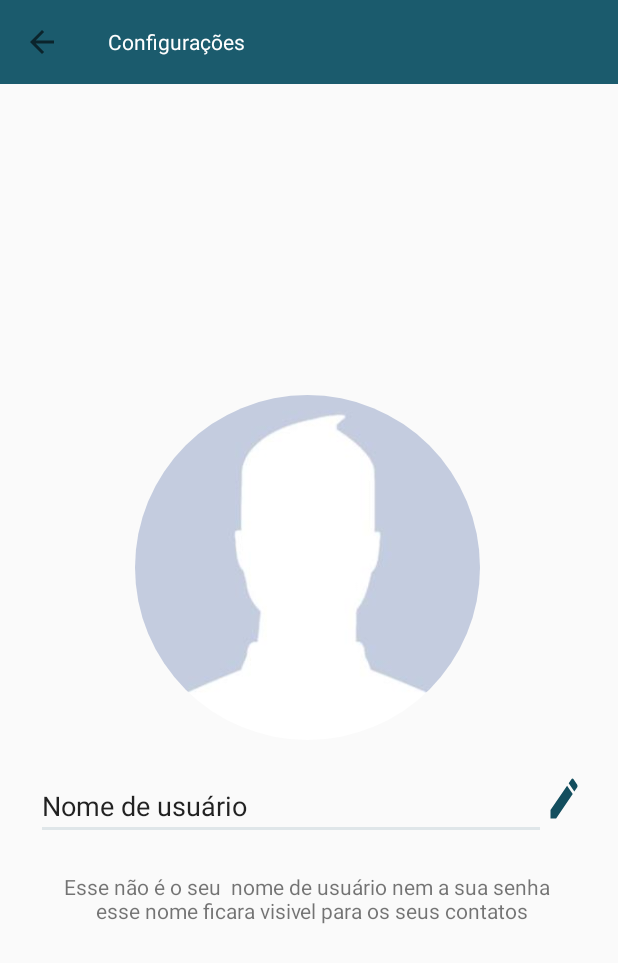
After one commit to Git-RenatoAlcantara/Android, an Android app: the Configuracoe_Activity screen opened directly, with no data from a screen before it, on a phone screen of 412 x 824 dp. The commit adds this screen. Shown: the top 963 px of the screen. Run offline under Robolectric (Android 15) with nearby library versions, the phone set to English and light mode, and no system bars; our stand-ins replace CircleImageView.

Commit message:
Upload da imagem de perfil

```diff
--- a/WhatsAppclolne/app/build.gradle
+++ b/WhatsAppclolne/app/build.gradle
@@ -31,6 +31,9 @@ dependencies {
     androidTestImplementation 'com.android.support.test.espresso:espresso-core:3.0.2'
     implementation 'com.android.support:design:27.1.1'
 
+    //Dependencia arredondar imagem
+    implementation 'de.hdodenhof:circleimageview:2.2.0'
+
     //Dependenciar para o firebase
     implementation 'com.google.firebase:firebase-core:16.0.1'
     implementation 'com.google.firebase:firebase-database:16.0.1'
--- /dev/null
+++ b/WhatsAppclolne/app/src/main/java/com/example/renato/whatsappclolne/helper/Permissao.java
@@ -0,0 +1,46 @@
+package com.example.renato.whatsappclolne.helper;
+
+import android.app.Activity;
+import android.content.pm.PackageManager;
+import android.os.Build;
+import android.support.v4.app.ActivityCompat;
+import android.support.v4.content.ContextCompat;
+
+import java.util.ArrayList;
+import java.util.List;
+
+public class Permissao {
+
+    public static boolean validarPermissoes(String[] permissoes, Activity activity, int requestCode){
+
+        if (Build.VERSION.SDK_INT   >= 23){
+            List<String> listaPermissoes = new ArrayList<>();
+
+
+            /*Percorrer permissoes passadas
+               verificando uma a uma
+                * se ja tem a permissao liberada*/
+            for (String permissao: permissoes){
+               Boolean temPermissao = ContextCompat.checkSelfPermission(activity, permissao) == PackageManager.PERMISSION_GRANTED;
+                if (!temPermissao) listaPermissoes.add(permissao);
+            }
+
+
+
+            /*Caso a lista esteja vazia nao e necessario solicitar permissao */
+            if (listaPermissoes.isEmpty()) return true;
+
+
+            //Convertendo lista de permissoes em array de string
+            String[] novasPermissoes = new String[listaPermissoes.size()];
+            listaPermissoes.toArray(novasPermissoes);
+
+
+            //Solicitar permissao
+            ActivityCompat.requestPermissions(activity, novasPermissoes, 1);
+
+        }
+
+        return true;
+    }
+}
--- /dev/null
+++ b/WhatsAppclolne/app/src/main/res/drawable/ic_edit_black_24dp.xml
@@ -0,0 +1,6 @@
+<vector
+    android:height="24dp" android:tint="@color/colorPrimaryDark"
+    android:viewportHeight="24.0" android:viewportWidth="24.0"
+    android:width="24dp" xmlns:android="http://schemas.android.com/apk/res/android">
+    <path android:fillColor="#FF000000" android:pathData="M3,17.25V21h3.75L17.81,9.94l-3.75,-3.75L3,17.25zM20.71,7.04c0.39,-0.39 0.39,-1.02 0,-1.41l-2.34,-2.34c-0.39,-0.39 -1.02,-0.39 -1.41,0l-1.83,1.83 3.75,3.75 1.83,-1.83z"/>
+</vector>
--- /dev/null
+++ b/WhatsAppclolne/app/src/main/res/drawable/ic_menu_branco_24dp.xml
@@ -0,0 +1,5 @@
+<vector android:height="24dp" android:tint="#FFFFFF"
+    android:viewportHeight="24.0" android:viewportWidth="24.0"
+    android:width="24dp" xmlns:android="http://schemas.android.com/apk/res/android">
+    <path android:fillColor="#FF000000" android:pathData="M12,8c1.1,0 2,-0.9 2,-2s-0.9,-2 -2,-2 -2,0.9 -2,2 0.9,2 2,2zM12,10c-1.1,0 -2,0.9 -2,2s0.9,2 2,2 2,-0.9 2,-2 -0.9,-2 -2,-2zM12,16c-1.1,0 -2,0.9 -2,2s0.9,2 2,2 2,-0.9 2,-2 -0.9,-2 -2,-2z"/>
+</vector>
--- /dev/null
+++ b/WhatsAppclolne/app/src/main/res/layout/activity_configuracoe_.xml
@@ -0,0 +1,79 @@
+<?xml version="1.0" encoding="utf-8"?>
+<android.support.constraint.ConstraintLayout xmlns:android="http://schemas.android.com/apk/res/android"
+    xmlns:app="http://schemas.android.com/apk/res-auto"
+    xmlns:tools="http://schemas.android.com/tools"
+    android:layout_width="match_parent"
+    android:layout_height="match_parent"
+    tools:context=".activity.Configuracoe_Activity"
+    tools:layout_editor_absoluteY="25dp">
+
+    <include
+        android:id="@+id/include"
+        layout="@layout/toolbar" />
+
+    <de.hdodenhof.circleimageview.CircleImageView xmlns:app="http://schemas.android.com/apk/res-auto"
+        android:id="@+id/profile_image"
+        android:layout_width="230dp"
+        android:layout_height="230dp"
+        android:layout_marginStart="5dp"
+        android:layout_marginEnd="8dp"
+        android:layout_marginBottom="16dp"
+        android:onClick="mudarImagePerfil"
+        android:src="@drawable/padrao"
+        app:layout_constraintBottom_toTopOf="@+id/linearLayout"
+        app:layout_constraintEnd_toEndOf="parent"
+        app:layout_constraintStart_toStartOf="parent"
+        app:layout_constraintTop_toBottomOf="@+id/include"
+        app:layout_constraintVertical_chainStyle="packed" />
+
+    <LinearLayout
+        android:id="@+id/linearLayout"
+        android:layout_width="0dp"
+        android:layout_height="wrap_content"
+        android:layout_marginStart="8dp"
+        android:layout_marginEnd="8dp"
+        android:layout_marginBottom="16dp"
+        android:orientation="horizontal"
+        android:paddingLeft="16dp"
+        android:paddingTop="5dp"
+        android:paddingRight="16dp"
+        android:paddingBottom="5dp"
+        app:layout_constraintBottom_toTopOf="@+id/textView"
+        app:layout_constraintEnd_toEndOf="parent"
+        app:layout_constraintStart_toStartOf="parent"
+        app:layout_constraintTop_toBottomOf="@+id/profile_image">
+
+        <EditText
+            android:id="@+id/editText"
+            android:layout_width="wrap_content"
+            android:layout_height="wrap_content"
+            android:layout_weight="1"
+            android:ems="10"
+            android:inputType="textPersonName"
+            android:text="Nome de usuário" />
+
+        <ImageView
+            android:id="@+id/imageView"
+            android:layout_width="wrap_content"
+            android:layout_height="match_parent"
+            android:layout_gravity="center_horizontal"
+            android:layout_marginBottom="10dp"
+            android:background="@drawable/ic_edit_black_24dp"
+            android:paddingTop="5dp" />
+    </LinearLayout>
+
+    <TextView
+        android:id="@+id/textView"
+        android:layout_width="0dp"
+        android:layout_height="wrap_content"
+        android:layout_marginStart="24dp"
+        android:layout_marginEnd="24dp"
+        android:text="Esse não é o seu  nome de usuário nem a sua senha \n esse nome ficara visivel para os seus contatos"
+        android:textAlignment="center"
+        app:layout_constraintBottom_toBottomOf="parent"
+        app:layout_constraintEnd_toEndOf="parent"
+        app:layout_constraintStart_toStartOf="parent"
+        app:layout_constraintTop_toBottomOf="@+id/linearLayout" />
+
+
+</android.support.constraint.ConstraintLayout>
--- a/WhatsAppclolne/app/src/main/res/layout/toolbar.xml
+++ b/WhatsAppclolne/app/src/main/res/layout/toolbar.xml
@@ -9,6 +9,7 @@
         android:layout_width="match_parent"
         android:layout_height="wrap_content"
         android:background="#1b5b6d"
-        android:theme="@style/AlertDialog.AppCompat"
-        app:titleTextColor="@android:color/white" />
+        app:titleTextColor="@android:color/white"
+        app:titleTextAppearance="@android:color/white"
+        />
 </FrameLayout>
--- a/WhatsAppclolne/app/src/main/res/values/styles.xml
+++ b/WhatsAppclolne/app/src/main/res/values/styles.xml
@@ -7,7 +7,9 @@
         <item name="colorPrimaryDark">@color/colorPrimaryDark</item>
         <item name="colorAccent">@color/colorAccent</item>
     </style>
-    <style name="Toolbar" parent="Theme.AppCompat.Light.NoActionBar">
+
+
+    <style name="Toolbar" >
 
     </style>
 </resources>
```
Also changed, not shown: WhatsAppclolne/app/src/main/AndroidManifest.xml (+17 -2 lines), WhatsAppclolne/app/src/main/java/com/example/renato/whatsappclolne/activity/Cadastro_Activity.java (+15 -1 lines), WhatsAppclolne/app/src/main/java/com/example/renato/whatsappclolne/activity/Configuracoe_Activity.java (added, +169 -0 lines), WhatsAppclolne/app/src/main/java/com/example/renato/whatsappclolne/activity/MainActivity.java (+10 -0 lines), WhatsAppclolne/app/src/main/java/com/example/renato/whatsappclolne/helper/Base64Custom.java (added, +15 -0 lines), WhatsAppclolne/app/src/main/java/com/example/renato/whatsappclolne/model/Usuario.java (+21 -2 lines), WhatsAppclolne/app/src/main/res/layout/activity_main.xml (+23 -25 lines), WhatsAppclolne/app/src/main/res/menu/menu_main.xml (+6 -2 lines), WhatsAppclolne/app/src/main/res/drawable/padrao.jpg (added).
